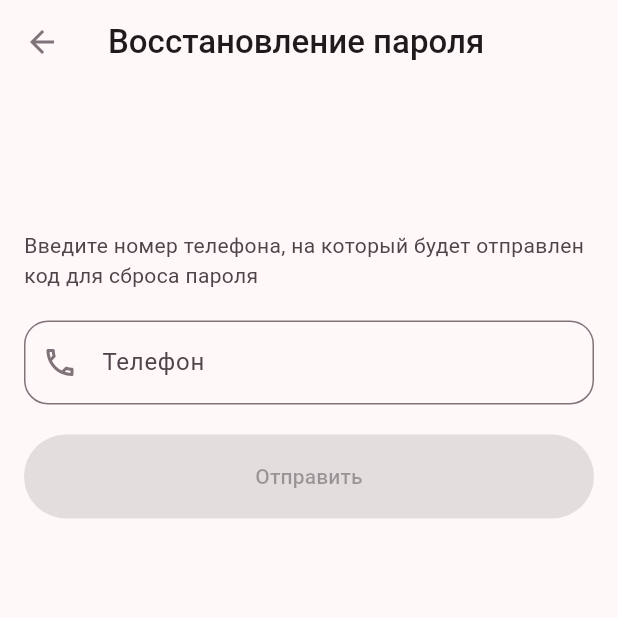
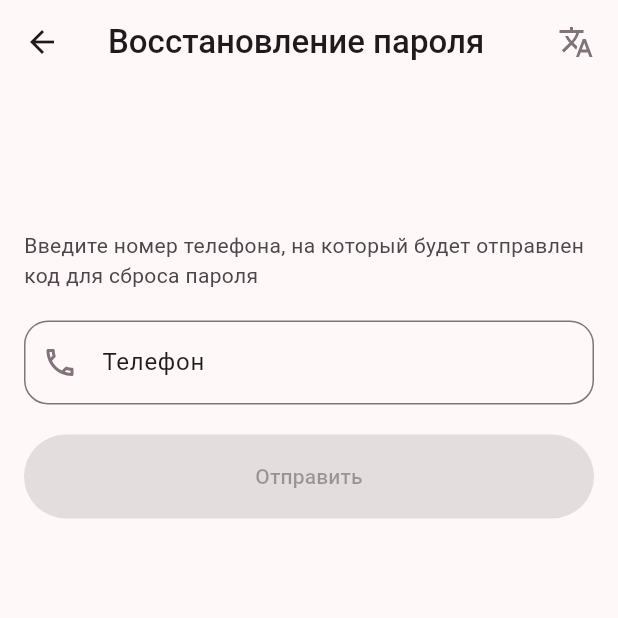
Before and after one commit to St1chaKooky/buy_and_dot, a Flutter app: the screen it shows after launch, after a tap on "Забыли пароль?", on a phone screen of 412 x 824 dp, the top half of it. Run offline on Flutter 3.47's test engine with Material 3 defaults, Android fonts, the phone set to English and light mode, and no system bars; our stand-ins replace flutter_svg, go_router, pinput; Roboto replaces fonts that are missing (Roboto-Medium, Roboto-Regular).

Commit message:
правки есть

```diff
--- /dev/null
+++ b/lib/core/presentation/widget/app_bar/custom_app_bar.dart
@@ -0,0 +1,45 @@
+import 'package:buy_and_dot/core/presentation/widget/icon_button/standard_icon_button.dart';
+import 'package:buy_and_dot/theme/collections/svg_collection/svg_collection.dart';
+import 'package:flutter/material.dart';
+
+class CustomAppBar extends AppBar {
+  final Widget? title;
+  final Widget? leading;
+  final void Function()? onTapAction;
+  final void Function()? onTapTitle;
+  final PreferredSizeWidget? bottom;
+
+  CustomAppBar({
+    super.key,
+    this.onTapTitle,
+    this.onTapAction,
+    this.title,
+    this.leading,
+    this.bottom,
+  }) : super(
+            bottom: bottom,
+            title: Align(alignment: Alignment.centerLeft, child: title),
+            leading: leading ??
+                Padding(
+                    padding:
+                        const EdgeInsets.symmetric(horizontal: 4, vertical: 8),
+                    child: MyStandardIconButton(
+                      iconFromCollection: SvgCollection.arrow_back,
+                      onTap: () {
+                        onTapTitle;
+                      },
+                      isSvgIcon: true,
+                    )),
+            actions: [
+              Padding(
+                  padding:
+                      const EdgeInsets.symmetric(horizontal: 4, vertical: 8),
+                  child: MyStandardIconButton(
+                    iconFromCollection: SvgCollection.trailing,
+                    onTap: () {
+                      onTapAction;
+                    },
+                    isSvgIcon: true,
+                  )),
+            ]);
+}
--- a/lib/core/presentation/widget/buttons/button_field.dart
+++ b/lib/core/presentation/widget/button/filled_button.dart
@@ -22,7 +22,8 @@ class MyFilledButton extends StatelessWidget {
                 borderRadius: BorderRadius.circular(100.0),
               ),
               elevation: 0.0,
-              foregroundColor: ColorCollection.onPrimary,
+              disabledBackgroundColor:
+                  ColorCollection.onSurface.withOpacity(0.12),
               backgroundColor: ColorCollection.primary,
             ),
             onPressed: onTap,
@@ -30,11 +31,11 @@ class MyFilledButton extends StatelessWidget {
               padding: const EdgeInsets.symmetric(vertical: 18),
               child: Text(
                 text,
-                style: const TextStyle(
-                  fontFamily: 'Roboto-Medium',
-                  fontWeight: FontWeight.w500,
-                  fontSize: 14,
-                ),
+                style: Theme.of(context).textTheme.labelLarge!.copyWith(
+                      color: onTap != null
+                          ? ColorCollection.onPrimary
+                          : ColorCollection.onSurface.withOpacity(0.38),
+                    ),
               ),
             )));
   }
--- a/lib/core/presentation/widget/field/my_text_field.dart
+++ b/lib/core/presentation/widget/field/my_text_field.dart
@@ -1,5 +1,5 @@
-import 'package:buy_and_dot/core/presentation/widget/icon/custom_icon_png.dart';
-import 'package:buy_and_dot/core/presentation/widget/icon/custom_icon_svg.dart';
+import 'package:buy_and_dot/core/presentation/widget/icon/png_custom_icon.dart';
+import 'package:buy_and_dot/core/presentation/widget/icon/svg_custom_icon.dart';
 import 'package:buy_and_dot/theme/collections/color_collection.dart/color_manager.dart';
 import 'package:buy_and_dot/theme/collections/svg_collection/svg_collection.dart';
 import 'package:flutter/material.dart';
@@ -65,11 +65,9 @@ class _MyTextFieldState extends State<MyTextField> {
                 width: 1), // Убираем границу, оставляя только закругления
           ),
           labelText: widget.labelText,
-          labelStyle: const TextStyle(
-            fontFamily: 'Roboto-Regular',
-            fontWeight: FontWeight.w400,
-            fontSize: 16,
-          ),
+          labelStyle: Theme.of(context).textTheme.bodyLarge,
+          floatingLabelStyle:
+              theme.bodyLarge!.copyWith(color: ColorCollection.primary),
           contentPadding:
               const EdgeInsets.only(left: 48, top: 16, bottom: 16, right: 16),
           prefixIcon: Padding(
--- a/lib/core/presentation/widget/icon_button/standard_icon_button.dart
+++ b/lib/core/presentation/widget/icon_button/standard_icon_button.dart
@@ -1,5 +1,6 @@
-import 'package:buy_and_dot/core/presentation/widget/icon/custom_icon_png.dart';
-import 'package:buy_and_dot/core/presentation/widget/icon/custom_icon_svg.dart';
+import 'package:buy_and_dot/core/presentation/widget/icon/png_custom_icon.dart';
+import 'package:buy_and_dot/core/presentation/widget/icon/svg_custom_icon.dart';
+import 'package:buy_and_dot/theme/collections/color_collection.dart/color_manager.dart';
 import 'package:flutter/material.dart';
 
 class MyStandardIconButton extends StatelessWidget {
@@ -18,6 +19,7 @@ class MyStandardIconButton extends StatelessWidget {
       width: 48,
       height: 48,
       child: IconButton(
+          color: ColorCollection.outline,
           onPressed: onTap,
           icon: isSvgIcon
               ? CustomIconSvg(
--- a/lib/feature/auth/presentation/auth_screen.dart
+++ b/lib/feature/auth/presentation/auth_screen.dart
@@ -1,8 +1,7 @@
-import 'package:buy_and_dot/core/presentation/widget/icon_button/standard_icon_button.dart';
+import 'package:buy_and_dot/core/presentation/widget/app_bar/custom_app_bar.dart';
 import 'package:buy_and_dot/feature/auth/presentation/sign_in_page.dart';
 import 'package:buy_and_dot/feature/auth/presentation/sign_up_page.dart';
 import 'package:buy_and_dot/theme/collections/color_collection.dart/color_manager.dart';
-import 'package:buy_and_dot/theme/collections/svg_collection/svg_collection.dart';
 import 'package:flutter/material.dart';
 
 class AuthScreen extends StatefulWidget {
@@ -12,7 +11,8 @@ class AuthScreen extends StatefulWidget {
   State<AuthScreen> createState() => _AuthScreenState();
 }
 
-class _AuthScreenState extends State<AuthScreen> {
+class _AuthScreenState extends State<AuthScreen>
+    with SingleTickerProviderStateMixin {
   TextTheme get theme => Theme.of(context).textTheme;
 
   @override
@@ -20,41 +20,19 @@ class _AuthScreenState extends State<AuthScreen> {
     return DefaultTabController(
       length: 2,
       child: Scaffold(
-        appBar: AppBar(
-          actions: [
-            Padding(
-                padding: const EdgeInsets.symmetric(horizontal: 4, vertical: 8),
-                child: MyStandardIconButton(
-                  iconFromCollection: SvgCollection.trailing,
-                  onTap: () {},
-                  isSvgIcon: true,
-                )),
-          ],
-          bottom: const TabBar(
+        appBar: CustomAppBar(
+          onTapAction: () {},
+          bottom: TabBar(
             unselectedLabelColor: ColorCollection.onSurfaceVar,
             labelColor: ColorCollection.primary,
-            tabs: [
-              Padding(
-                padding: EdgeInsets.symmetric(vertical: 14),
-                child: Text(
-                  'Вход',
-                  style: TextStyle(
-                    fontFamily: 'Roboto-Medium',
-                    fontWeight: FontWeight.w500,
-                    fontSize: 14,
-                  ),
-                ),
+            labelStyle: theme.titleSmall,
+            unselectedLabelStyle: theme.titleSmall,
+            tabs: const [
+              Tab(
+                text: 'Вход',
               ),
-              Padding(
-                padding: EdgeInsets.symmetric(vertical: 14),
-                child: Text(
-                  'Регистрация',
-                  style: TextStyle(
-                    fontFamily: 'Roboto-Medium',
-                    fontWeight: FontWeight.w500,
-                    fontSize: 14,
-                  ),
-                ),
+              Tab(
+                text: 'Регистрация',
               ),
             ],
           ),
--- a/lib/feature/auth/presentation/sign_in_page.dart
+++ b/lib/feature/auth/presentation/sign_in_page.dart
@@ -1,6 +1,6 @@
 import 'package:buy_and_dot/core/domain/router/router.dart';
-import 'package:buy_and_dot/core/presentation/widget/buttons/button_field.dart';
-import 'package:buy_and_dot/core/presentation/widget/buttons/button_text.dart';
+import 'package:buy_and_dot/core/presentation/widget/button/filled_button.dart';
+import 'package:buy_and_dot/core/presentation/widget/button/text_button.dart';
 import 'package:buy_and_dot/core/presentation/widget/field/my_text_field.dart';
 import 'package:buy_and_dot/theme/collections/svg_collection/svg_collection.dart';
 import 'package:flutter/material.dart';
@@ -48,9 +48,8 @@ class _SignInPageState extends State<SignInPage> {
 
   @override
   Widget build(BuildContext context) {
-    return Padding(
+    return SingleChildScrollView(
       padding: const EdgeInsets.symmetric(horizontal: 16),
-      child: SingleChildScrollView(
       child: Column(
         children: [
           SizedBox(
@@ -87,7 +86,6 @@ class _SignInPageState extends State<SignInPage> {
           )
         ],
       ),
-      ),
     );
   }
 }
--- a/lib/feature/forgot_password/presentation/password_recovery/password_recovery_screen.dart
+++ b/lib/feature/forgot_password/presentation/password_recovery/password_recovery_screen.dart
@@ -1,7 +1,7 @@
 import 'package:buy_and_dot/core/domain/router/router.dart';
-import 'package:buy_and_dot/core/presentation/widget/buttons/button_field.dart';
+import 'package:buy_and_dot/core/presentation/widget/app_bar/custom_app_bar.dart';
+import 'package:buy_and_dot/core/presentation/widget/button/filled_button.dart';
 import 'package:buy_and_dot/core/presentation/widget/field/my_text_field.dart';
-import 'package:buy_and_dot/core/presentation/widget/icon_button/standard_icon_button.dart';
 import 'package:buy_and_dot/theme/collections/color_collection.dart/color_manager.dart';
 import 'package:buy_and_dot/theme/collections/svg_collection/svg_collection.dart';
 import 'package:flutter/material.dart';
@@ -47,29 +47,15 @@ class _PasswordRecoveryScreenState extends State<PasswordRecoveryScreen> {
   @override
   Widget build(BuildContext context) {
     return Scaffold(
-      appBar: AppBar(
-        title: Align(
-            alignment: Alignment.centerLeft,
-            child: Text(
+      appBar: CustomAppBar(
+        title: Text(
           'Восстановление пароля',
-              style:
-                  theme.titleLarge!.copyWith(color: ColorCollection.onSurface),
-            )),
-        leading: Padding(
-            padding: const EdgeInsets.symmetric(horizontal: 4, vertical: 8),
-            child: MyStandardIconButton(
-              iconFromCollection: SvgCollection.arrow_back,
-              onTap: () {
-                context.pop();
-              },
-              isSvgIcon: true,
-            )),
-        centerTitle: true,
-        elevation: 0,
+          style: theme.titleLarge!.copyWith(color: ColorCollection.onSurface),
         ),
-      body: Padding(
+        onTapTitle: () => context.pop(),
+      ),
+      body: SingleChildScrollView(
         padding: const EdgeInsets.symmetric(horizontal: 16),
-        child: SingleChildScrollView(
         child: Column(
           children: [
             SizedBox(
@@ -110,7 +96,6 @@ class _PasswordRecoveryScreenState extends State<PasswordRecoveryScreen> {
           ],
         ),
       ),
-      ),
     );
   }
 }
--- a/lib/theme/themes/themeData.dart
+++ b/lib/theme/themes/themeData.dart
@@ -4,6 +4,7 @@ import 'package:buy_and_dot/theme/themes/themeText.dart';
 import 'package:flutter/material.dart';
 
 final themeData = ThemeData(
+    focusColor: ColorCollection.primary,
     appBarTheme:
         const AppBarTheme(elevation: 0, color: ColorCollection.surface),
     colorScheme: themeColor,
--- a/pubspec.yaml
+++ b/pubspec.yaml
@@ -33,7 +33,7 @@ dependencies:
   pinput: ^4.0.0
   go_router: ^13.2.0
   flutter_svg: ^2.0.10+1
-
+  intl: ^0.19.0
 
   # The following adds the Cupertino Icons font to your application.
   # Use with the CupertinoIcons class for iOS style icons.
```
Also changed, not shown: lib/feature/auth/presentation/sign_up_page.dart (+4 -6 lines), lib/feature/forgot_password/presentation/enter_code/enter_code_screen.dart (+7 -19 lines), lib/feature/forgot_password/presentation/new_password/new_password_screen.dart (+5 -17 lines), lib/core/presentation/widget/app_bar/main_app_bar.dart (added), lib/core/presentation/widget/button/text_button.dart (renamed from lib/core/presentation/widget/buttons/button_text.dart), lib/core/presentation/widget/icon/png_custom_icon.dart (renamed from lib/core/presentation/widget/icon/custom_icon_png.dart), lib/core/presentation/widget/icon/svg_custom_icon.dart (renamed from lib/core/presentation/widget/icon/custom_icon_svg.dart), pubspec.lock. Lines whose indentation alone changed are shown as unchanged.
